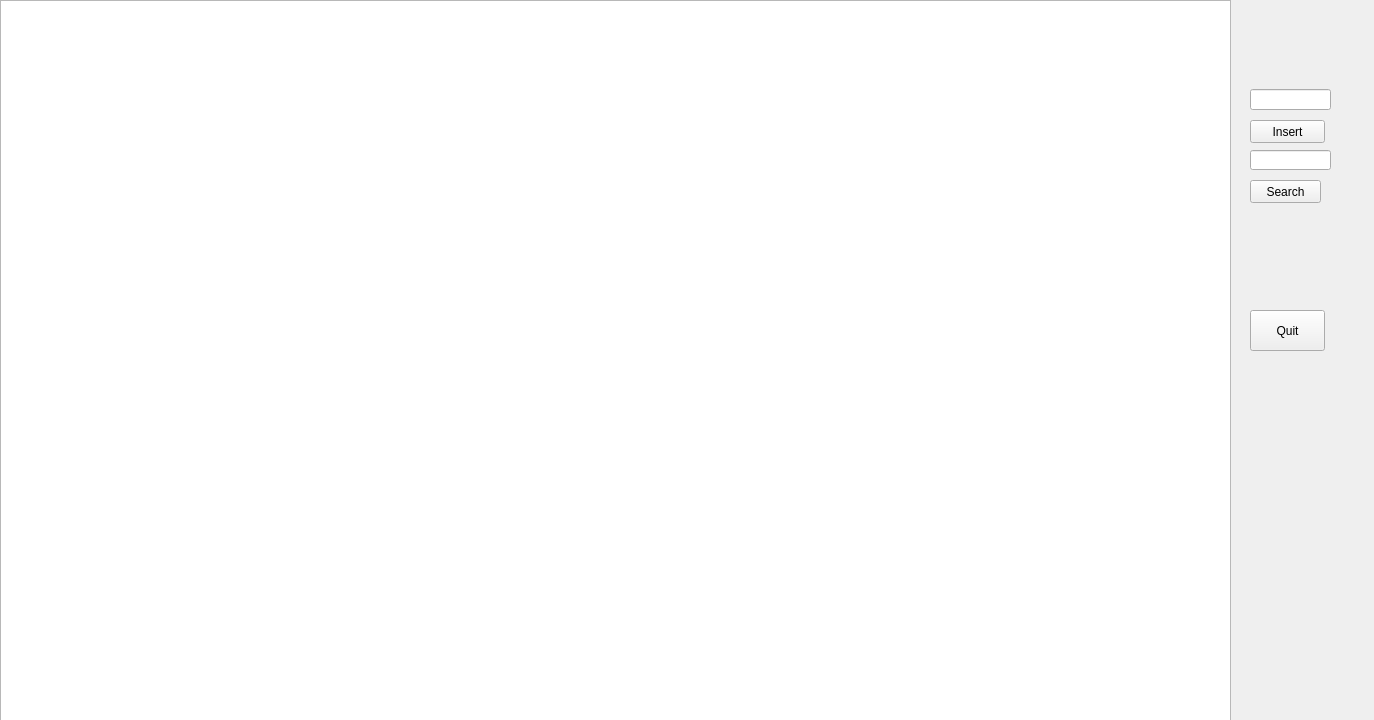
Qt form Visualizer/treewidget.ui (sauzzon/Visualization) before a commit.
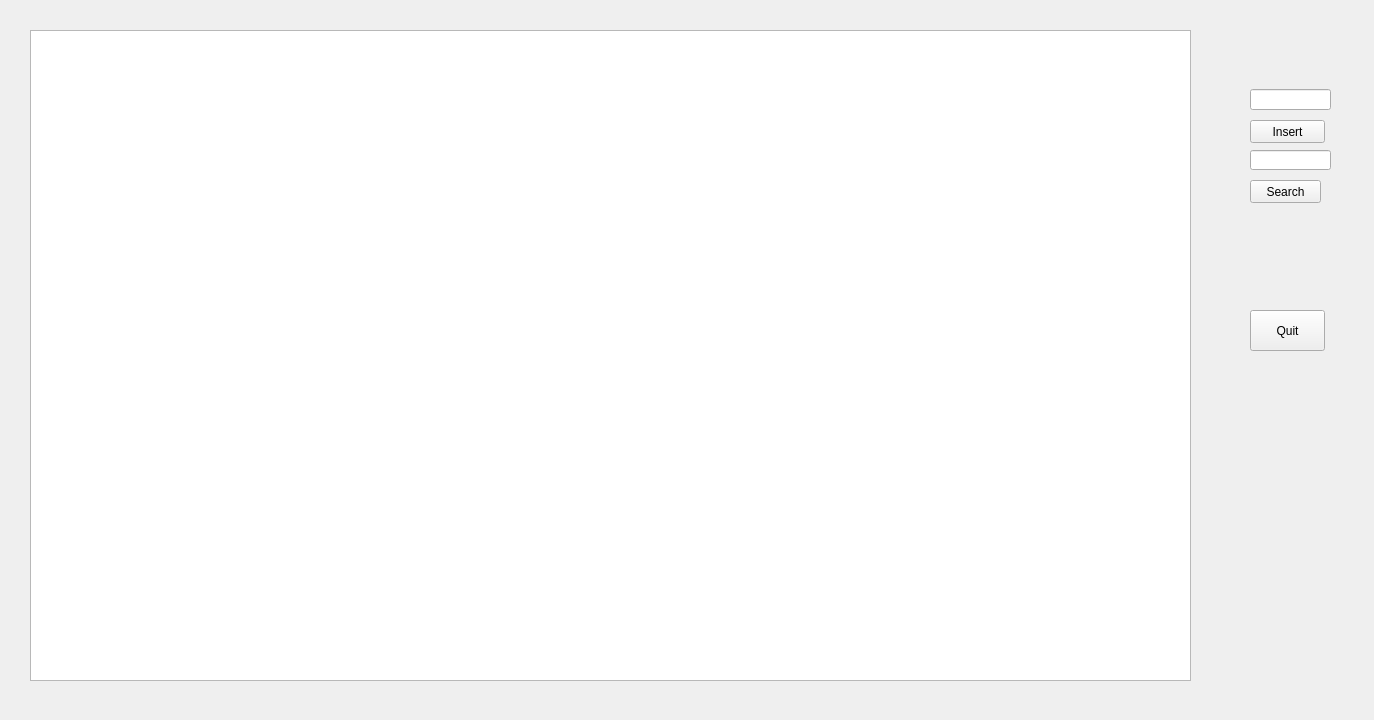
The same form after that commit.

Diff of the .ui file:
```diff
--- a/Visualizer/treewidget.ui
+++ b/Visualizer/treewidget.ui
@@ -16,10 +16,10 @@
   <widget class="QGraphicsView" name="sceneFrame">
    <property name="geometry">
     <rect>
-     <x>0</x>
-     <y>0</y>
-     <width>1231</width>
-     <height>721</height>
+     <x>30</x>
+     <y>30</y>
+     <width>1161</width>
+     <height>651</height>
     </rect>
    </property>
    <property name="verticalScrollBarPolicy">
```
